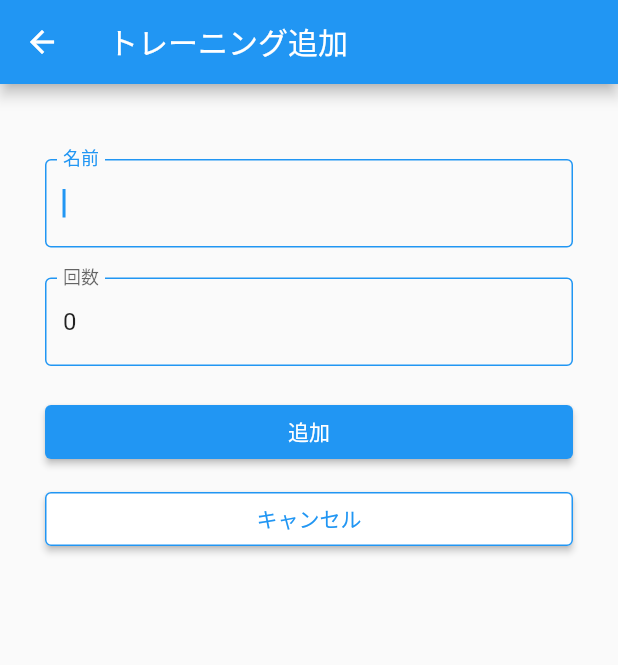
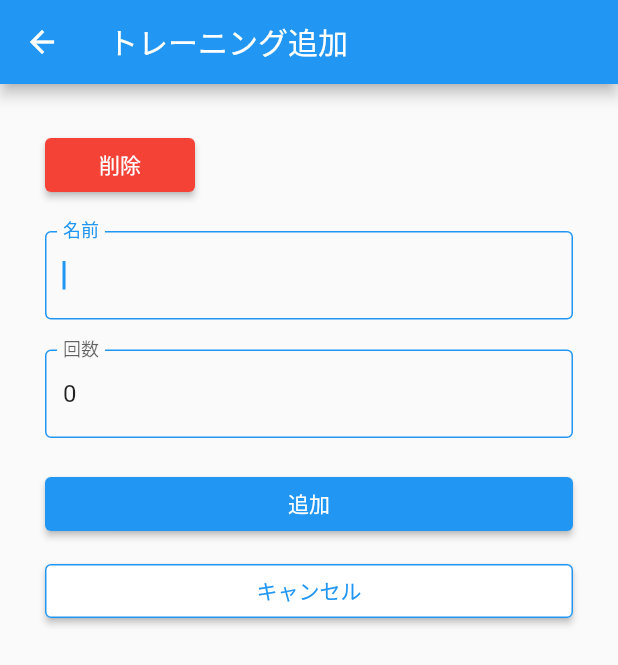
Before and after one commit to i-tanaka730/muscle_training_counter, a Flutter app: the TrainingInputPage screen opened directly, on a phone screen of 412 x 824 dp. Shown: the top 665 px of the screen. Run offline on Flutter 3.47's test engine with Material 2 defaults, Android fonts, the phone set to English and light mode, and no system bars; our stand-ins replace cloud_firestore, firebase_core, flutter_slidable; missing offline and left inert: cloud_firestore_web, firebase_core_web; accounts and stored records are empty.

Commit message:
feat: 削除ボタンを追加。

```diff
--- a/src/lib/ui/input/training_input_page.dart
+++ b/src/lib/ui/input/training_input_page.dart
@@ -48,6 +48,27 @@ class _TrainingInputPageState extends State<TrainingInputPage> {
         padding: const EdgeInsets.all(30),
         child: Column(
           children: <Widget>[
+            // 削除ボタン
+            Container(
+              width: double.infinity,
+              alignment: Alignment.centerLeft,
+              child: SizedBox(
+                width: 100,
+                child: ElevatedButton(
+                  onPressed: () {
+                    // Todoリスト画面に戻る
+                    Navigator.of(context).pop();
+                  },
+                  style: ElevatedButton.styleFrom(
+                    primary: Colors.red,
+                  ),
+                  child: const Text(
+                    "削除",
+                    style: TextStyle(color: Colors.white),
+                  ),
+                ),
+              ),
+            ),
             const SizedBox(height: 20),
             // 名前のテキストフィールド
             TextField(
```
